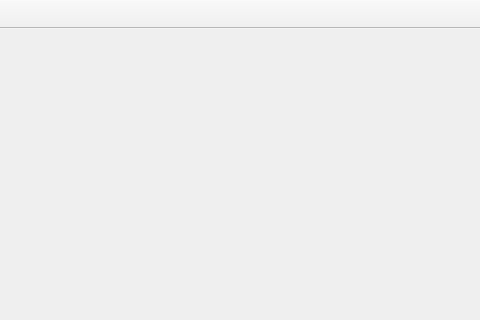
This is mainwindow.ui in dm0/theme-icons-browser as Qt 5 draws it before an edit; both pictures show x 529 to 1009 and y 0 to 320 of the 1009 by 562 pixel window. The edited form follows.
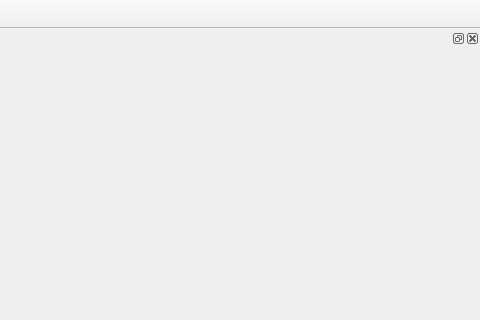
This is the edited form. Icons and pictures are not drawn.

Commit message: Added dock widget to UI

Patch:
```diff
--- a/mainwindow.ui
+++ b/mainwindow.ui
@@ -80,6 +80,12 @@
    <addaction name="settings_action"/>
   </widget>
   <widget class="QStatusBar" name="statusBar"/>
+  <widget class="QDockWidget" name="dockWidget">
+   <attribute name="dockWidgetArea">
+    <number>2</number>
+   </attribute>
+   <widget class="QWidget" name="dockWidgetContents"/>
+  </widget>
   <action name="settings_action">
    <property name="icon">
     <iconset theme="preferences-other-symbolic"/>
```
Left out of the diff: 3 changed lines with no effect on the pictures.
